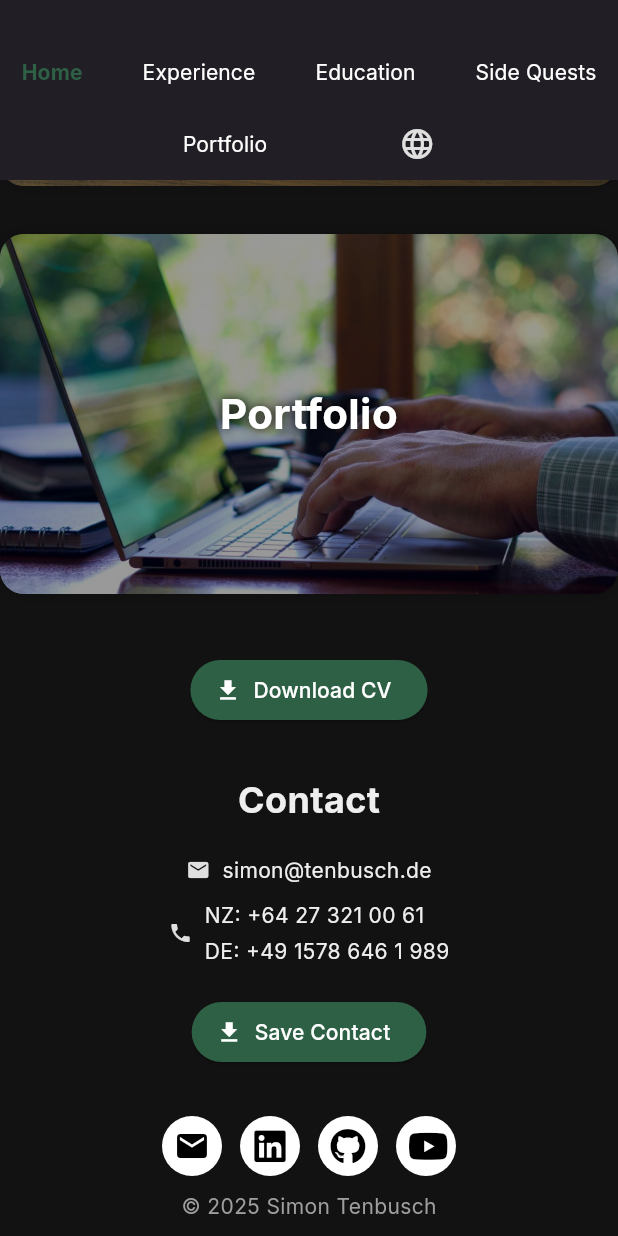
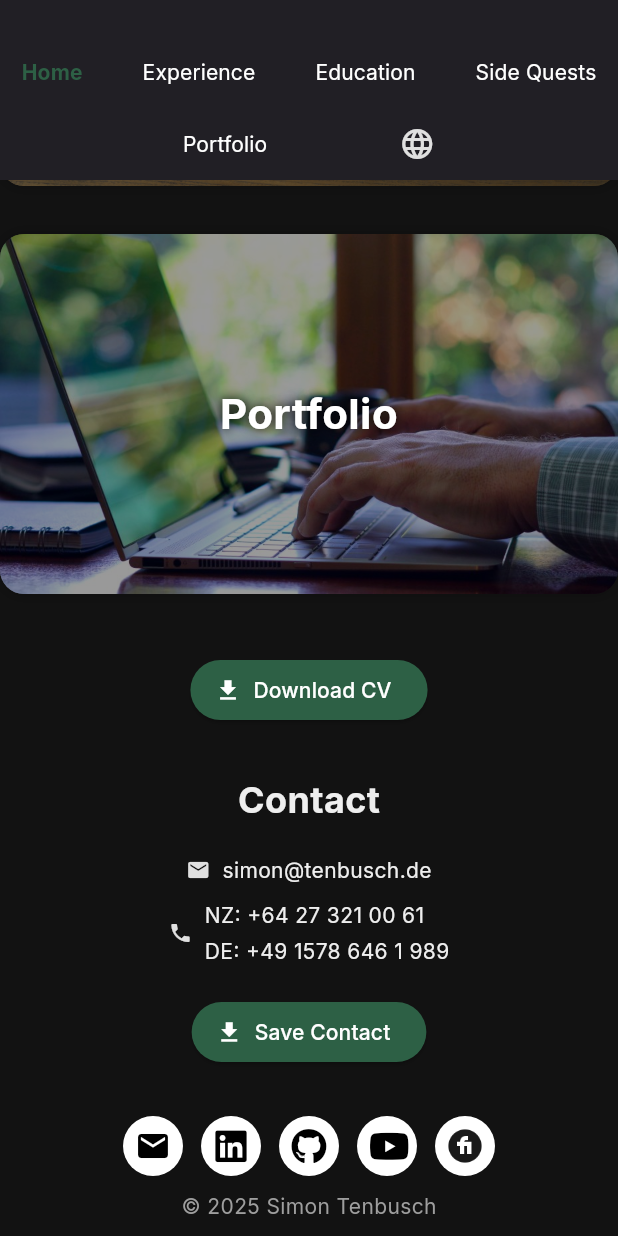
Before and after one commit to tenbuschs/st_cv_website, a Flutter app: the screen it shows once a user with an empty profile is signed in, scrolled down 1214 dp, on a phone screen of 412 x 824 dp. Run offline on Flutter 3.47's test engine with Material 3 defaults, Android fonts, the light colour scheme and no system bars; our stand-ins replace firebase_auth, firebase_core, flutter_linkify, flutter_map, font_awesome_flutter, google_fonts and 1 more; missing offline and left inert: flutter_map_marker_popup, universal_html; accounts and stored records are empty; network calls fail.

Commit message:
add fiverr to socials

```diff
--- a/lib/home.dart
+++ b/lib/home.dart
@@ -194,6 +194,15 @@ class HomePage extends StatelessWidget {
                           () => launchUrl(Uri.parse('https://www.youtube.com/@flyingsimmi')),
                     ),
                   ),
+                  const SizedBox(width: 12),
+                  CircleAvatar(
+                    backgroundColor: Colors.white,
+                    child: IconButton(
+                      icon: Image.asset("assets/fiverr.png"),
+                      onPressed:
+                          () => launchUrl(Uri.parse('https://www.fiverr.com/s/kLjN5Eo')),
+                    ),
+                  ),
                 ],
               ),
             ],
```
Also changed, not shown: lib/main.dart (+10 -0 lines), assets/fiverr.png (added), 4 other files.
